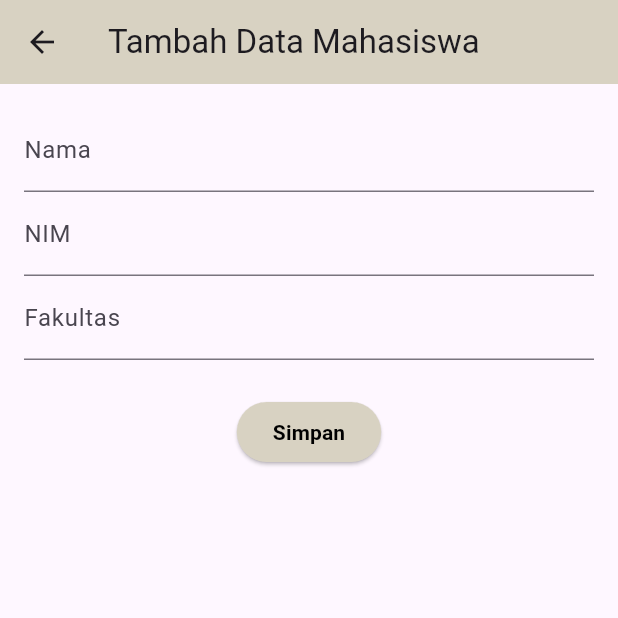
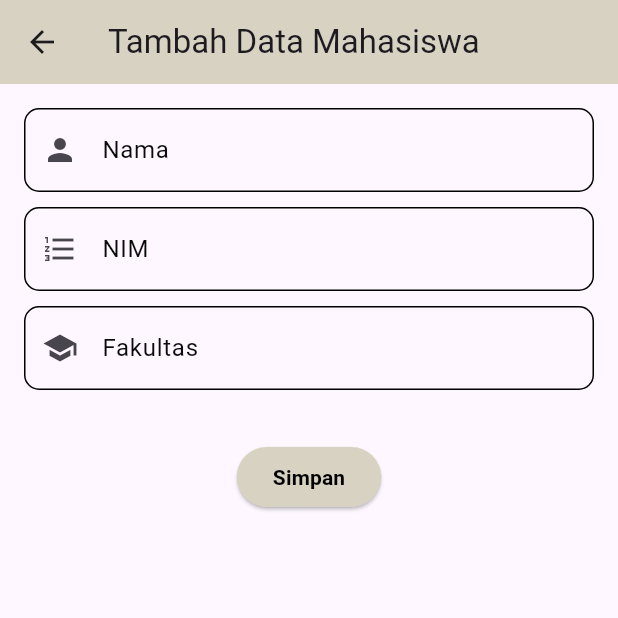
Before and after one commit to vinojanuar/TUGASS_FLUTERR, a Flutter app: the TambahData screen opened directly, on a phone screen of 412 x 824 dp, the top half of it. Run offline on Flutter 3.47's test engine with Material 3 defaults, Android fonts, the phone set to English and light mode, and no system bars; our stand-ins replace shared_preferences, sqflite; accounts and stored records are empty.

Commit message:
update tugas 13

```diff
--- a/lib/tugas13/screen/tambahdata.dart
+++ b/lib/tugas13/screen/tambahdata.dart
@@ -63,19 +63,67 @@ class _TambahDataState extends State<TambahData> {
             children: [
               TextFormField(
                 controller: namaController,
-                decoration: const InputDecoration(labelText: "Nama"),
+                decoration: const InputDecoration(
+                  enabledBorder: OutlineInputBorder(
+                    borderSide: BorderSide(color: Colors.black),
+                    borderRadius: BorderRadius.all(Radius.circular(10)),
+                  ),
+
+                  focusedBorder: OutlineInputBorder(
+                    borderSide: BorderSide(color: Colors.black),
+                    borderRadius: BorderRadius.all(Radius.circular(8)),
+                  ),
+
+                  prefixIcon: Icon(Icons.person),
+                  labelText: "Nama",
+                  labelStyle: TextStyle(color: Color.fromARGB(255, 10, 10, 11)),
+                ),
                 validator: (value) => value!.isEmpty ? "Wajib diisi" : null,
               ),
+
+              SizedBox(height: 10),
               TextFormField(
                 controller: nimController,
-                decoration: const InputDecoration(labelText: "NIM"),
+                decoration: const InputDecoration(
+                  enabledBorder: OutlineInputBorder(
+                    borderSide: BorderSide(color: Colors.black),
+                    borderRadius: BorderRadius.all(Radius.circular(10)),
+                  ),
+
+                  focusedBorder: OutlineInputBorder(
+                    borderSide: BorderSide(color: Colors.black),
+                    borderRadius: BorderRadius.all(Radius.circular(8)),
+                  ),
+                  prefixIcon: Icon(Icons.format_list_numbered_sharp),
+                  labelText: "NIM",
+                  labelStyle: TextStyle(color: Color.fromARGB(255, 10, 10, 11)),
+                ),
+
                 validator: (value) => value!.isEmpty ? "Wajib diisi" : null,
               ),
+
+              SizedBox(height: 10),
               TextFormField(
                 controller: fakultasController,
-                decoration: const InputDecoration(labelText: "Fakultas"),
+                decoration: const InputDecoration(
+                  enabledBorder: OutlineInputBorder(
+                    borderSide: BorderSide(color: Colors.black),
+                    borderRadius: BorderRadius.all(Radius.circular(10)),
+                  ),
+
+                  focusedBorder: OutlineInputBorder(
+                    borderSide: BorderSide(color: Colors.black),
+                    borderRadius: BorderRadius.all(Radius.circular(8)),
+                  ),
+                  prefixIcon: Icon(Icons.school),
+                  labelText: "Fakultas",
+                  labelStyle: TextStyle(color: Color.fromARGB(255, 10, 10, 11)),
+                ),
                 validator: (value) => value!.isEmpty ? "Wajib diisi" : null,
               ),
+
+              SizedBox(height: 10),
+
               const SizedBox(height: 24),
               ElevatedButton(
                 style: ElevatedButton.styleFrom(
```
Also changed, not shown: lib/tugas13/screen/home.dart (+19 -3 lines), lib/tugas13/screen/login.dart (+14 -2 lines), lib/tugas13/screen/mainnavigator.dart (+5 -8 lines), lib/tugas13/screen/regis.dart (+10 -8 lines), assets/images/LOGO-UEU.webp (added).
